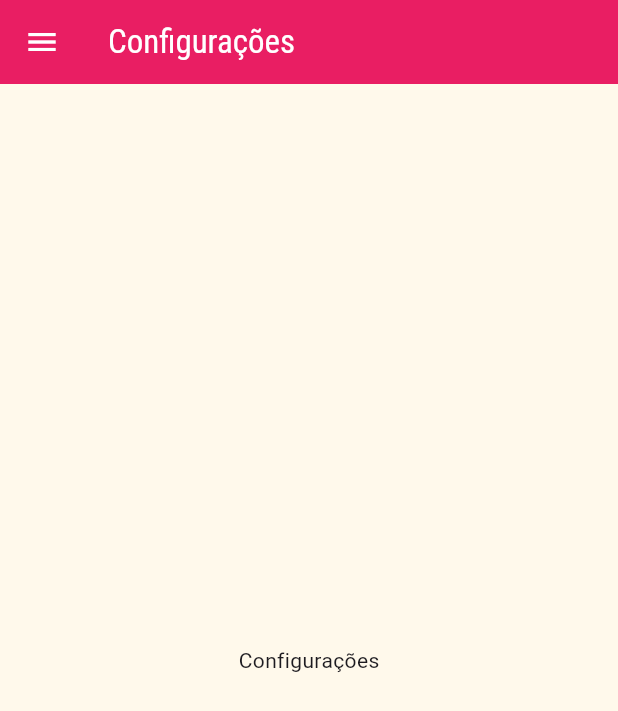
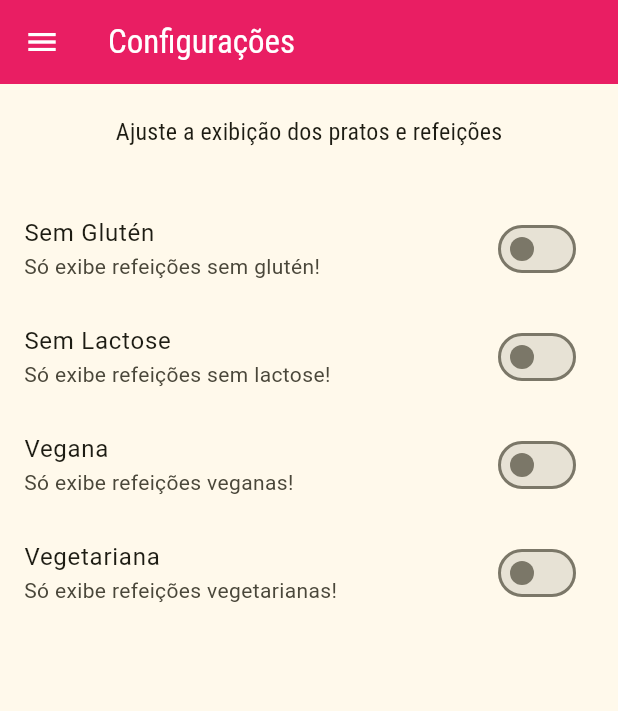
Before and after one commit to vinicius-benevides/flutter-recipe-manager, a Flutter app: the SettingsScreen screen opened by its route, on a phone screen of 412 x 824 dp. Shown: the top 711 px of the screen. Run offline on Flutter 3.47's test engine with Material 3 defaults, Android fonts, the phone set to English and light mode, and no system bars; network calls fail.

Commit message:
feat: add configuration screen with filters

```diff
--- a/lib/main.dart
+++ b/lib/main.dart
@@ -1,4 +1,7 @@
 import 'package:flutter/material.dart';
+import 'package:recipe_manager/data/dummy_data.dart';
+import 'package:recipe_manager/models/meal.dart';
+import 'package:recipe_manager/models/settings.dart';
 import 'package:recipe_manager/screens/categories_meals_screen.dart';
 import 'package:recipe_manager/screens/meal_detail_screen.dart';
 import 'package:recipe_manager/screens/not_found_screen.dart';
@@ -9,8 +12,27 @@ import 'package:recipe_manager/utils/consts/app_routes.dart';
 
 void main() => runApp(MyApp());
 
-class MyApp extends StatelessWidget {
+class MyApp extends StatefulWidget {
   const MyApp({super.key});
+
+  @override
+  State<MyApp> createState() => _MyAppState();
+}
+
+class _MyAppState extends State<MyApp> {
+  List<Meal> _availableMeals = dummyMeals;
+  Settings settings = Settings();
+
+  void _filterMeals(Settings settings) {
+    setState(() {
+      _availableMeals = dummyMeals.where((meal) {
+        return (!settings.isGlutenFree || meal.isGlutenFree) &&
+            (!settings.isLactoseFree || meal.isLactoseFree) &&
+            (!settings.isVegan || meal.isVegan) &&
+            (!settings.isVegetarian || meal.isVegetarian);
+      }).toList();
+    });
+  }
 
   @override
   Widget build(BuildContext context) {
@@ -20,9 +42,11 @@ class MyApp extends StatelessWidget {
       theme: mainTheme(),
       routes: {
         AppRoutes.home: (ctx) => TabsScreen(),
-        AppRoutes.categoriesMeals: (ctx) => CategoriesMealsScreen(),
+        AppRoutes.categoriesMeals: (ctx) =>
+            CategoriesMealsScreen(meals: _availableMeals),
         AppRoutes.meailDetail: (ctx) => MealDetailScreen(),
-        AppRoutes.settings: (ctx) => SettingsScreen(),
+        AppRoutes.settings: (ctx) =>
+            SettingsScreen(settings: settings, onSettingsChanged: _filterMeals),
       },
       onUnknownRoute: (settings) {
         return MaterialPageRoute(
--- /dev/null
+++ b/lib/models/settings.dart
@@ -0,0 +1,13 @@
+class Settings {
+  bool isGlutenFree;
+  bool isLactoseFree;
+  bool isVegan;
+  bool isVegetarian;
+
+  Settings({
+    this.isGlutenFree = false,
+    this.isLactoseFree = false,
+    this.isVegan = false,
+    this.isVegetarian = false,
+  });
+}
--- a/lib/screens/categories_meals_screen.dart
+++ b/lib/screens/categories_meals_screen.dart
@@ -1,16 +1,18 @@
 import 'package:flutter/material.dart';
 import 'package:recipe_manager/components/meal_item.dart';
-import 'package:recipe_manager/data/dummy_data.dart';
 import 'package:recipe_manager/models/category.dart';
+import 'package:recipe_manager/models/meal.dart';
 
 class CategoriesMealsScreen extends StatelessWidget {
-  const CategoriesMealsScreen({super.key});
+  const CategoriesMealsScreen({super.key, required this.meals});
+
+  final List<Meal> meals;
 
   @override
   Widget build(BuildContext context) {
     final category = ModalRoute.of(context)?.settings.arguments as Category;
 
-    final categoryMeals = dummyMeals
+    final categoryMeals = meals
         .where((meal) => meal.categories.contains(category.id))
         .toList();
 
--- a/lib/screens/meal_detail_screen.dart
+++ b/lib/screens/meal_detail_screen.dart
@@ -82,6 +82,13 @@ class MealDetailScreen extends StatelessWidget {
           ],
         ),
       ),
+      floatingActionButtonLocation: FloatingActionButtonLocation.endFloat,
+      floatingActionButton: FloatingActionButton(
+        child: Icon(Icons.star),
+        onPressed: () {
+
+        },
+      ),
     );
   }
 }
--- a/lib/screens/settings_screen.dart
+++ b/lib/screens/settings_screen.dart
@@ -1,15 +1,89 @@
 import 'package:flutter/material.dart';
 import 'package:recipe_manager/components/main_drawer.dart';
+import 'package:recipe_manager/models/settings.dart';
 
-class SettingsScreen extends StatelessWidget {
-  const SettingsScreen({super.key});
+class SettingsScreen extends StatefulWidget {
+  const SettingsScreen({
+    super.key,
+    required this.settings,
+    required this.onSettingsChanged,
+  });
+
+  final Settings settings;
+  final Function(Settings) onSettingsChanged;
+
+  @override
+  State<SettingsScreen> createState() => _SettingsScreenState();
+}
+
+class _SettingsScreenState extends State<SettingsScreen> {
+  Widget _createSwitch(
+    String title,
+    String subtitle,
+    bool value,
+    ValueChanged<bool> onChanged,
+  ) {
+    return SwitchListTile.adaptive(
+      title: Text(title),
+      subtitle: Text(subtitle),
+      value: value,
+      onChanged: (value) {
+        onChanged(value);
+        widget.onSettingsChanged(widget.settings);
+      },
+    );
+  }
 
   @override
   Widget build(BuildContext context) {
     return Scaffold(
       appBar: AppBar(title: Text('Configurações')),
       drawer: MainDrawer(),
-      body: Center(child: Text('Configurações')),
+      body: Column(
+        spacing: 10,
+        children: [
+          Container(
+            padding: EdgeInsets.all(20),
+            child: Text(
+              'Ajuste a exibição dos pratos e refeições',
+              style: Theme.of(context).textTheme.titleMedium,
+            ),
+          ),
+          Expanded(
+            child: ListView(
+              children: [
+                _createSwitch(
+                  'Sem Glutén',
+                  'Só exibe refeições sem glutén!',
+                  widget.settings.isGlutenFree,
+                  (value) =>
+                      setState(() => widget.settings.isGlutenFree = value),
+                ),
+                _createSwitch(
+                  'Sem Lactose',
+                  'Só exibe refeições sem lactose!',
+                  widget.settings.isLactoseFree,
+                  (value) =>
+                      setState(() => widget.settings.isLactoseFree = value),
+                ),
+                _createSwitch(
+                  'Vegana',
+                  'Só exibe refeições veganas!',
+                  widget.settings.isVegan,
+                  (value) => setState(() => widget.settings.isVegan = value),
+                ),
+                _createSwitch(
+                  'Vegetariana',
+                  'Só exibe refeições vegetarianas!',
+                  widget.settings.isVegetarian,
+                  (value) =>
+                      setState(() => widget.settings.isVegetarian = value),
+                ),
+              ],
+            ),
+          ),
+        ],
+      ),
     );
   }
 }
```
